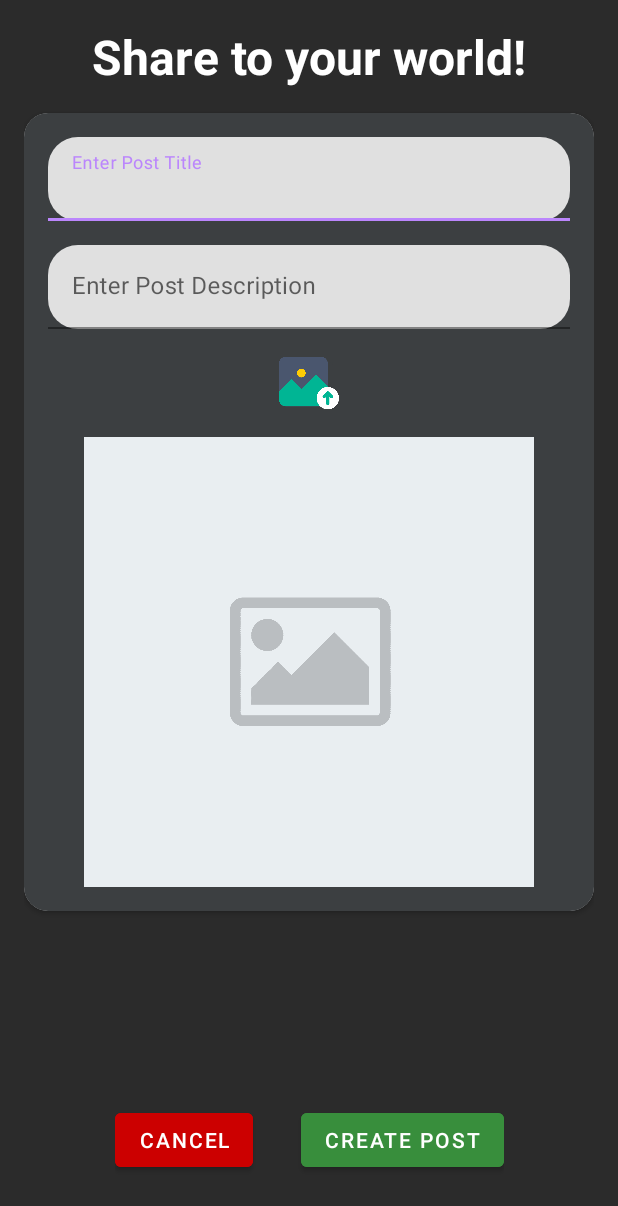
After one commit to adiupd123/FingerTrip, an Android app: the CreatePostActivity screen opened directly, with no data from a screen before it, on a phone screen of 412 x 824 dp. The commit adds this screen. Shown: the top 1206 px of the screen. Run offline under Robolectric (Android 15) with nearby library versions, the phone set to English and light mode, and no system bars; libraries missing offline, so code that uses them is left out: com.github.drjacky.imagepicker.

Commit message:
Add CreatePostActivity and CreatePostViewModel with small changes
Changed activities where searching of data is to be done

```diff
--- a/app/build.gradle
+++ b/app/build.gradle
@@ -47,6 +47,7 @@ dependencies {
     implementation 'androidx.lifecycle:lifecycle-viewmodel-ktx:2.5.1'
     implementation 'com.google.firebase:firebase-database:20.0.6'
     implementation 'com.google.android.gms:play-services-auth:20.2.0'
+    implementation 'androidx.legacy:legacy-support-v4:1.0.0'
     testImplementation 'junit:junit:4.13.2'
     androidTestImplementation 'androidx.test.ext:junit:1.1.3'
     androidTestImplementation 'androidx.test.espresso:espresso-core:3.4.0'
--- /dev/null
+++ b/app/src/main/java/com/adiupd123/fingertrip/CreatePostActivity.java
@@ -0,0 +1,106 @@
+package com.adiupd123.fingertrip;
+
+import androidx.activity.result.ActivityResult;
+import androidx.activity.result.ActivityResultLauncher;
+import androidx.activity.result.contract.ActivityResultContracts;
+import androidx.appcompat.app.AppCompatActivity;
+
+import android.app.Activity;
+import android.content.Context;
+import android.content.Intent;
+import android.net.Uri;
+import android.os.Bundle;
+import android.view.LayoutInflater;
+import android.view.View;
+import android.widget.Toast;
+
+import com.adiupd123.fingertrip.databinding.ActivityCreatePostBinding;
+import com.github.drjacky.imagepicker.ImagePicker;
+import com.github.drjacky.imagepicker.constant.ImageProvider;
+
+import org.jetbrains.annotations.NotNull;
+
+import kotlin.Unit;
+import kotlin.jvm.functions.Function1;
+import kotlin.jvm.internal.Intrinsics;
+
+public class CreatePostActivity extends AppCompatActivity {
+
+    private CreatePostViewModel postViewModel;
+    private String postTitle, postDesc, postUsername;
+    private Uri uri;
+    private int postTime;
+
+    ActivityResultLauncher<Intent> postPhotoPicker;
+
+    private ActivityCreatePostBinding binding;
+
+    @Override
+    protected void onCreate(Bundle savedInstanceState) {
+        super.onCreate(savedInstanceState);
+        binding = ActivityCreatePostBinding.inflate(getLayoutInflater());
+        View view = binding.getRoot();
+        setContentView(view);
+
+        postViewModel = new CreatePostViewModel();
+
+        postUsername = getIntent().getStringExtra("username");
+        postTitle = binding.postTitleEditText.getEditText().getText().toString();
+        postDesc = binding.postDescEditText.getEditText().getText().toString();
+        postViewModel.setUsername(postUsername);
+        postViewModel.setPostTitle(postTitle);
+        postViewModel.setPostDesc(postDesc);
+
+        // Get the username of current user in CreatePostViewModel class
+
+        postPhotoPicker = registerForActivityResult(new ActivityResultContracts.StartActivityForResult(),(ActivityResult result)->{
+            if(result.getResultCode()==RESULT_OK){
+                uri = result.getData().getData();
+                // Use the uri to load the image
+                postViewModel.setPostPhotoUri(uri);
+                binding.postPhotoImageView.setImageURI(postViewModel.postPhotoUri);
+            }else if(result.getResultCode()== ImagePicker.RESULT_ERROR){
+                // Use ImagePicker.Companion.getError(result.getData()) to show an error
+                ImagePicker.Companion.getError(result.getData());
+            }
+        });
+
+        binding.uploadPhotoButton.setOnClickListener(new View.OnClickListener() {
+            @Override
+            public void onClick(View view) {
+                ImagePicker.Companion.with(CreatePostActivity.this)
+                        .crop(4f, 3f)
+                        .maxResultSize(1920, 1440,false)
+                        .setMultipleAllowed(false)
+                        .provider(ImageProvider.BOTH) //Or bothCameraGallery()
+                        .createIntentFromDialog((Function1)(new Function1(){
+                            public Object invoke(Object var1){
+                                this.invoke((Intent)var1);
+                                return Unit.INSTANCE;
+                            }
+                            public final void invoke(@NotNull Intent it){
+                                Intrinsics.checkNotNullParameter(it,"it");
+                                postPhotoPicker.launch(it);
+                            }
+                        }));
+            }
+        });
+
+        binding.createPostButton.setOnClickListener(new View.OnClickListener() {
+            @Override
+            public void onClick(View view) {
+                Toast.makeText(CreatePostActivity.this, "You have created your post", Toast.LENGTH_SHORT).show();
+                // Store the post time to display it in home feed of users
+                // Store the post object in firebase using RTDB and Firebase Storage
+                // Add the post on the userprofile data list and in people's home feed(for fixed duration and then remove)
+            }
+        });
+
+        binding.cancelButton.setOnClickListener(new View.OnClickListener() {
+            @Override
+            public void onClick(View view){
+                Toast.makeText(CreatePostActivity.this, "You have cancelled post creation", Toast.LENGTH_SHORT).show();
+            }
+        });
+    }
+}
--- /dev/null
+++ b/app/src/main/java/com/adiupd123/fingertrip/CreatePostViewModel.java
@@ -0,0 +1,61 @@
+package com.adiupd123.fingertrip;
+
+import android.net.Uri;
+
+public class CreatePostViewModel {
+    String postTitle, postDesc;
+    String username;
+    Uri postPhotoUri;
+    int postTime;
+
+    public CreatePostViewModel() {
+    }
+
+    public CreatePostViewModel(String postTitle, String postDesc, String username, Uri postPhotoUri, int postTime) {
+        this.postTitle = postTitle;
+        this.postDesc = postDesc;
+        this.username = username;
+        this.postPhotoUri = postPhotoUri;
+        this.postTime = postTime;
+    }
+
+    public String getUsername() {
+        return username;
+    }
+
+    public void setUsername(String username) {
+        this.username = username;
+    }
+
+    public String getPostTitle() {
+        return postTitle;
+    }
+
+    public String getPostDesc() {
+        return postDesc;
+    }
+
+    public Uri getPostPhotoUri() {
+        return postPhotoUri;
+    }
+
+    public int getPostTime() {
+        return postTime;
+    }
+
+    public void setPostTitle(String postTitle) {
+        this.postTitle = postTitle;
+    }
+
+    public void setPostDesc(String postDesc) {
+        this.postDesc = postDesc;
+    }
+
+    public void setPostPhotoUri(Uri postPhotoUri) {
+        this.postPhotoUri = postPhotoUri;
+    }
+
+    public void setPostTime(int postTime) {
+        this.postTime = postTime;
+    }
+}
--- /dev/null
+++ b/app/src/main/res/layout/activity_create_post.xml
@@ -0,0 +1,159 @@
+<?xml version="1.0" encoding="utf-8"?>
+<androidx.constraintlayout.widget.ConstraintLayout xmlns:android="http://schemas.android.com/apk/res/android"
+    xmlns:app="http://schemas.android.com/apk/res-auto"
+    xmlns:tools="http://schemas.android.com/tools"
+    android:layout_width="match_parent"
+    android:layout_height="match_parent"
+    tools:context=".CreatePostActivity"
+    android:background="@color/gray_1"
+    android:padding="16dp">
+
+    <TextView
+        android:id="@+id/createPostHeader_textView"
+        android:layout_width="wrap_content"
+        android:layout_height="wrap_content"
+        android:text="Share to your world!"
+        android:textColor="@color/white"
+        android:textSize="32sp"
+        android:textStyle="bold"
+        app:layout_constraintEnd_toEndOf="parent"
+        app:layout_constraintStart_toStartOf="parent"
+        app:layout_constraintTop_toTopOf="parent"/>
+
+    <androidx.cardview.widget.CardView
+        android:id="@+id/createPost_cardView"
+        android:layout_width="match_parent"
+        android:layout_height="wrap_content"
+        app:cardCornerRadius="16dp"
+        app:layout_constraintTop_toBottomOf="@id/createPostHeader_textView"
+        android:background="@color/gray_2"
+        android:layout_marginTop="16dp">
+
+        <androidx.constraintlayout.widget.ConstraintLayout
+            android:layout_width="match_parent"
+            android:layout_height="match_parent"
+            android:background="@color/gray_2">
+
+            <com.google.android.material.textfield.TextInputLayout
+                android:layout_width="match_parent"
+                android:layout_height="wrap_content"
+                android:hint="Enter Post Title"
+                android:id="@+id/postTitle_editText"
+                app:layout_constraintTop_toTopOf="parent"
+                android:layout_margin="16dp"
+                app:boxCornerRadiusTopStart="20dp"
+                app:boxCornerRadiusTopEnd="20dp"
+                app:boxCornerRadiusBottomStart="20dp"
+                app:boxCornerRadiusBottomEnd="20dp">
+
+                <com.google.android.material.textfield.TextInputEditText
+                    android:layout_width="match_parent"
+                    android:layout_height="wrap_content"
+                    android:inputType="textMultiLine"/>
+
+            </com.google.android.material.textfield.TextInputLayout>
+
+            <com.google.android.material.textfield.TextInputLayout
+                android:id="@+id/postDesc_editText"
+                android:layout_width="match_parent"
+                android:layout_height="wrap_content"
+                android:hint="Enter Post Description"
+                app:layout_constraintTop_toBottomOf="@id/postTitle_editText"
+                app:layout_constraintStart_toStartOf="parent"
+                app:layout_constraintEnd_toEndOf="parent"
+                android:layout_margin="16dp"
+                app:boxCornerRadiusTopStart="20dp"
+                app:boxCornerRadiusTopEnd="20dp"
+                app:boxCornerRadiusBottomStart="20dp"
+                app:boxCornerRadiusBottomEnd="20dp">
+
+                <com.google.android.material.textfield.TextInputEditText
+                    android:layout_width="match_parent"
+                    android:layout_height="wrap_content"
+                    android:inputType="textMultiLine"/>
+
+            </com.google.android.material.textfield.TextInputLayout>
+
+            <RelativeLayout
+                android:id="@+id/post_relativeLayout"
+                android:layout_width="wrap_content"
+                android:layout_height="wrap_content"
+                app:layout_constraintEnd_toEndOf="parent"
+                app:layout_constraintStart_toStartOf="parent"
+                app:layout_constraintTop_toBottomOf="@id/postDesc_editText">
+
+                <ImageButton
+                    android:id="@+id/uploadPhoto_button"
+                    android:layout_width="40dp"
+                    android:layout_height="40dp"
+                    android:padding="0dp"
+                    android:layout_alignParentLeft="true"
+                    android:backgroundTint="@color/gray_2"
+                    android:scaleType="fitCenter"
+                    android:src="@drawable/upload_image"
+                    android:layout_margin="16dp"/>
+                <!--                        android:layout_marginRight="8dp"-->
+
+
+                <!--                    <ImageButton-->
+                <!--                        android:id="@+id/uploadVideo_button"-->
+                <!--                        android:layout_width="40dp"-->
+                <!--                        android:layout_height="40dp"-->
+                <!--                        android:padding="0dp"-->
+                <!--                        android:layout_toRightOf="@id/uploadPhoto_button"-->
+                <!--                        android:backgroundTint="@color/gray_2"-->
+                <!--                        android:scaleType="fitCenter"-->
+                <!--                        android:src="@drawable/upload_video"-->
+                <!--                        android:layout_marginLeft="8dp"/>-->
+
+            </RelativeLayout>
+
+            <com.google.android.material.imageview.ShapeableImageView
+                android:id="@+id/postPhoto_imageView"
+                android:layout_width="match_parent"
+                android:layout_height="300dp"
+                android:src="@drawable/default_post_image"
+                app:layout_constraintEnd_toEndOf="parent"
+                app:layout_constraintStart_toStartOf="parent"
+                app:layout_constraintTop_toBottomOf="@id/post_relativeLayout"
+                app:layout_constraintBottom_toBottomOf="parent"
+                app:shapeAppearanceOverlay="@style/roundedCorners"
+                android:visibility="visible"
+                android:layout_marginStart="16dp"
+                android:layout_marginEnd="16dp"
+                android:layout_marginBottom="16dp" />
+
+        </androidx.constraintlayout.widget.ConstraintLayout>
+    </androidx.cardview.widget.CardView>
+
+    <LinearLayout
+        android:layout_width="wrap_content"
+        android:layout_height="wrap_content"
+        app:layout_constraintBottom_toBottomOf="parent"
+        app:layout_constraintEnd_toEndOf="parent"
+        app:layout_constraintStart_toStartOf="parent"
+        android:layout_marginBottom="24dp"
+        android:orientation="horizontal">
+
+        <Button
+            android:id="@+id/cancel_button"
+            android:layout_width="wrap_content"
+            android:layout_height="wrap_content"
+            android:layout_marginRight="16dp"
+            android:backgroundTint="@android:color/holo_red_dark"
+            android:text="Cancel"
+            android:textColor="@color/white"/>
+
+        <Button
+            android:id="@+id/createPost_button"
+            android:layout_width="wrap_content"
+            android:layout_height="wrap_content"
+            android:layout_marginLeft="16dp"
+            android:backgroundTint="@color/green_700"
+            android:text="Create Post"
+            android:textColor="@color/white"/>
+
+
+    </LinearLayout>
+
+</androidx.constraintlayout.widget.ConstraintLayout>
--- a/app/src/main/res/layout/fragment_edit_profile.xml
+++ b/app/src/main/res/layout/fragment_edit_profile.xml
@@ -4,7 +4,8 @@
     xmlns:tools="http://schemas.android.com/tools"
     android:layout_width="match_parent"
     android:layout_height="match_parent"
-    tools:context=".EditProfileFragment">
+    tools:context=".EditProfileFragment"
+    >
 
     <RelativeLayout
         android:id="@+id/relativeLayoutEditProfile"
--- a/app/src/main/res/values/colors.xml
+++ b/app/src/main/res/values/colors.xml
@@ -3,6 +3,9 @@
     <color name="lightBlue_FB">#8B9DC3</color>
     <color name="blue_FB">#3B5998</color>
     <color name="green_700">#388E3C</color>
+    <color name="gray_1">#2B2B2B</color>
+    <color name="gray_2">#3C3F41</color>
+    <color name="gray_3">#898A8D</color>
 
     <color name="purple_200">#FFBB86FC</color>
     <color name="purple_500">#FF6200EE</color>
```
Also changed, not shown: app/src/main/AndroidManifest.xml (+9 -2 lines), app/src/main/java/com/adiupd123/fingertrip/MainActivity.java (+45 -14 lines), app/src/main/java/com/adiupd123/fingertrip/SignUpActivity.java (+6 -2 lines), app/src/main/java/com/adiupd123/fingertrip/UserProfileFragment.java (+43 -13 lines), app/src/main/res/drawable-v24/default_post_image.png (added), app/src/main/res/drawable/upload_image.png (added), app/src/main/res/drawable/upload_video.png (added).
